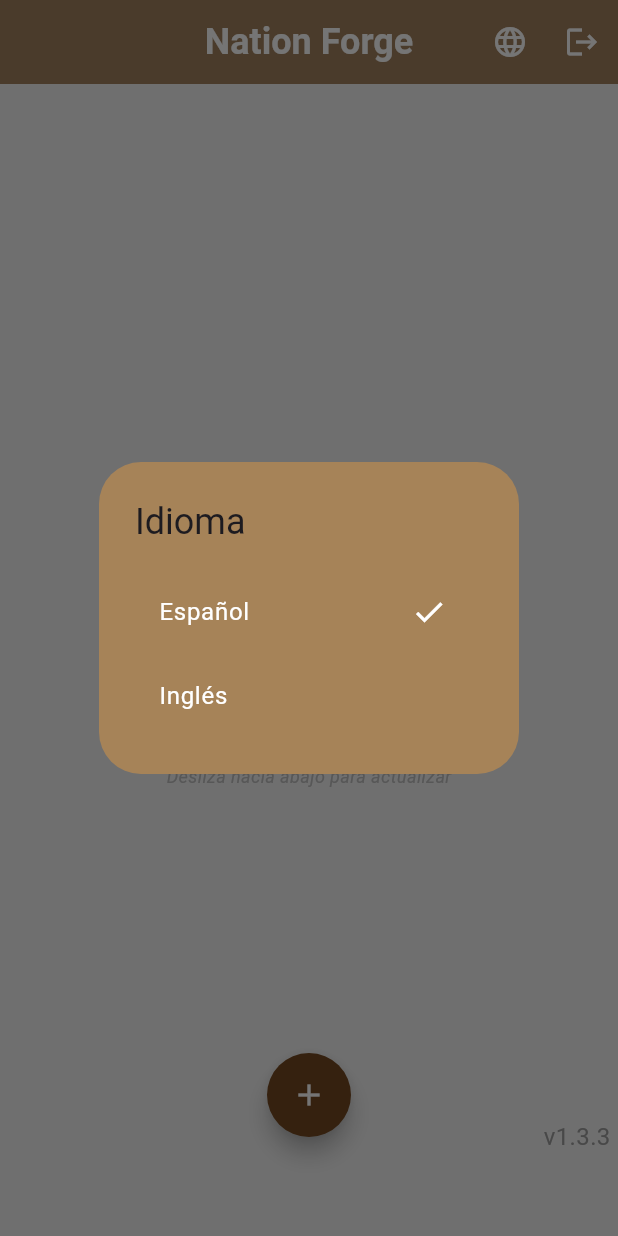
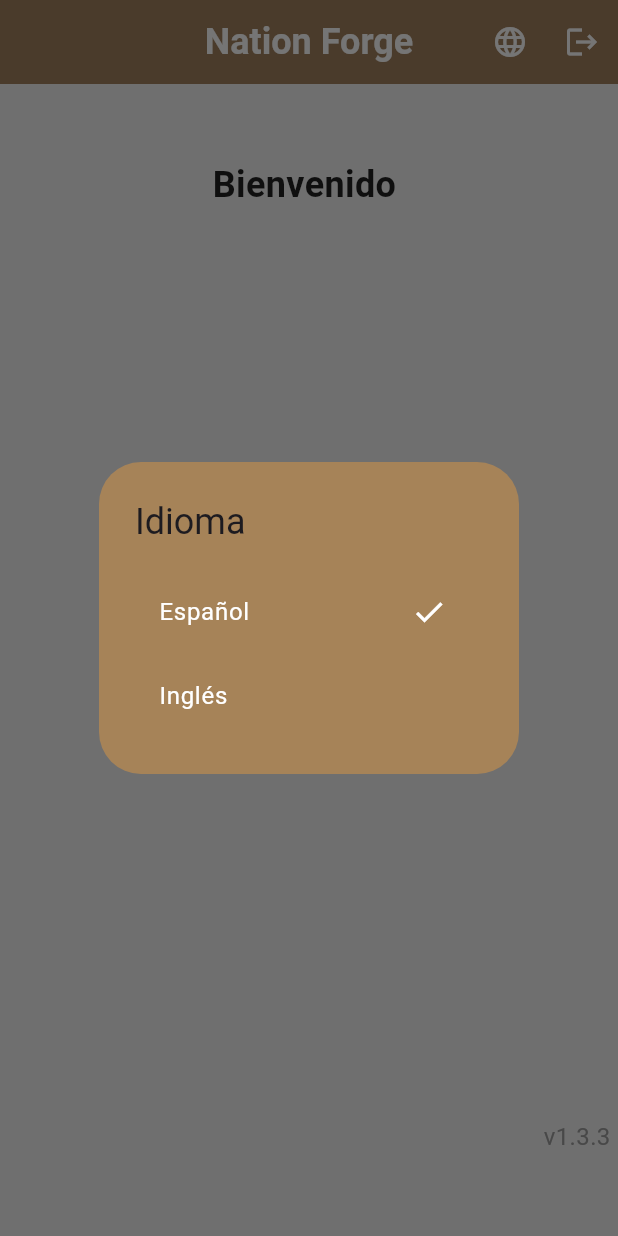
Before and after one commit to rubensysoecho/nation_forge_flutter, a Flutter app: the Dashboard screen opened directly, after a tap on the "language" icon, on a phone screen of 412 x 824 dp. Run offline on Flutter 3.47's test engine with Material 3 defaults, Android fonts, the phone set to English and light mode, and no system bars; drawn by our look-alikes of google_mobile_ads; our stand-ins replace bloc, firebase_auth, firebase_core, firebase_crashlytics, flutter_bloc, fluttertoast and 6 more; missing offline and left inert: sign_button; accounts and stored records are empty; network calls fail.

Commit message:
Add CMake build files and initial HubPage UI
- Generated CMake build files for the Android project in Debug configuration.
- Created build.ninja, cmake_install.cmake, and other necessary files for CMake integration.
- Added HubPage widget with a welcome message to the Flutter application.

```diff
--- a/lib/data/models/nation/nation_sketch.dart
+++ b/lib/data/models/nation/nation_sketch.dart
@@ -1,9 +1,4 @@
-import 'package:nation_forge/data/models/nation/event.dart';
-import 'package:nation_forge/data/models/nation/politics_details.dart';
-import 'package:nation_forge/data/models/nation/economy_details.dart';
-import 'package:nation_forge/data/models/nation/population_details.dart';
 
-import 'nation.dart';
 
 class NationSketch {
   final String id;
--- a/lib/presentation/views/dashboard.dart
+++ b/lib/presentation/views/dashboard.dart
@@ -7,6 +7,7 @@ import 'package:nation_forge/app/app_theme.dart';
 import 'package:nation_forge/presentation/providers/blocs/nation/nation_event.dart';
 import 'package:nation_forge/core/l10n/app_localizations.dart';
 import 'package:nation_forge/core/utils/ad_helper.dart';
+import 'package:nation_forge/presentation/views/hub.dart';
 import 'package:shared_preferences/shared_preferences.dart';
 import '../providers/blocs/nation/nation_bloc.dart';
 import 'login.dart';
@@ -21,7 +22,7 @@ class Dashboard extends StatefulWidget {
 }
 
 class _DashboardState extends State<Dashboard> {
-  int _selectedIndex = 0;
+  final int _selectedIndex = 1;
   String _version = 'Cargando...';
   BannerAd? _bannerAd;
 
@@ -64,6 +65,7 @@ class _DashboardState extends State<Dashboard> {
 
   final List<Widget> _pages = [
     NationsPage(),
+    HubPage(),
   ];
 
   Future<void> _logOff() async {
--- /dev/null
+++ b/lib/presentation/views/hub.dart
@@ -0,0 +1,32 @@
+
+import 'package:flutter/material.dart';
+
+class HubPage extends StatelessWidget {
+  const HubPage({super.key});
+
+  @override
+  Widget build(BuildContext context) {
+    return const Scaffold(
+      body: Column(
+        children: [
+          SizedBox(height: 50),
+          Center(
+            child: Text(
+              'Bienvenido ',
+              style: TextStyle(fontSize: 24, fontWeight: FontWeight.bold),
+            ),
+          ),
+          SizedBox(height: 20),
+          Expanded(
+            child: Center(
+              child: Text(
+                'Welcome to Nation Forge!',
+                style: TextStyle(fontSize: 18),
+              ),
+            ),
+          ),
+        ],
+      ),
+    );
+  }
+}
--- a/lib/presentation/views/nation/details/nation_sketch_detail.dart
+++ b/lib/presentation/views/nation/details/nation_sketch_detail.dart
@@ -70,7 +70,7 @@ class _NationSketchDetailPageState extends State<NationSketchDetailPage> {
             return Center(
               child: Column(
                 children: [
-                  Container(
+                  SizedBox(
                     width: 200,
                     child: LoadingIndicator(
                       indicatorType: Indicator.ballPulseSync,
--- a/lib/presentation/views/nation/timeline.dart
+++ b/lib/presentation/views/nation/timeline.dart
@@ -82,7 +82,7 @@ class Timeline extends StatelessWidget {
               ),
             ),
           );
-        }).toList(),
+        }),
         /* SizedBox(
           height: events.length * 150.0,
           child: Stack(
--- a/lib/presentation/views/nations_page.dart
+++ b/lib/presentation/views/nations_page.dart
@@ -3,7 +3,6 @@ import 'package:flutter_bloc/flutter_bloc.dart';
 import 'package:fluttertoast/fluttertoast.dart';
 import 'package:google_mobile_ads/google_mobile_ads.dart';
 import 'package:nation_forge/core/utils/ad_helper.dart';
-import 'package:nation_forge/presentation/providers/viewmodels/nations_list_viewmodel.dart';
 import 'package:nation_forge/presentation/providers/viewmodels/nations_sketch_list_viewmodel.dart';
 import 'package:nation_forge/presentation/widgets/dashboard/create_nation_dialog.dart';
 import 'package:nation_forge/presentation/widgets/nation/nation_list_widget.dart';
--- a/lib/presentation/widgets/nation/nation_list_widget.dart
+++ b/lib/presentation/widgets/nation/nation_list_widget.dart
@@ -6,10 +6,8 @@ import 'package:nation_forge/core/utils/extensions.dart';
 import 'package:nation_forge/data/models/nation/nation_sketch.dart';
 import 'package:nation_forge/presentation/providers/viewmodels/nations_sketch_list_viewmodel.dart';
 import 'package:shimmer/shimmer.dart';
-import 'package:nation_forge/presentation/views/nation/details/nation_detail.dart';
 import '../../providers/blocs/nation/nation_bloc.dart';
 import '../../providers/blocs/nation/nation_state.dart';
-import '../../../data/models/nation/nation.dart';
 import '../../views/nation/details/nation_sketch_detail.dart';
 
 class NationListWidget extends StatefulWidget {
```
Also changed, not shown: lib/data/services/api/nation_api_service.dart (+27 -16 lines), 126 other files.
